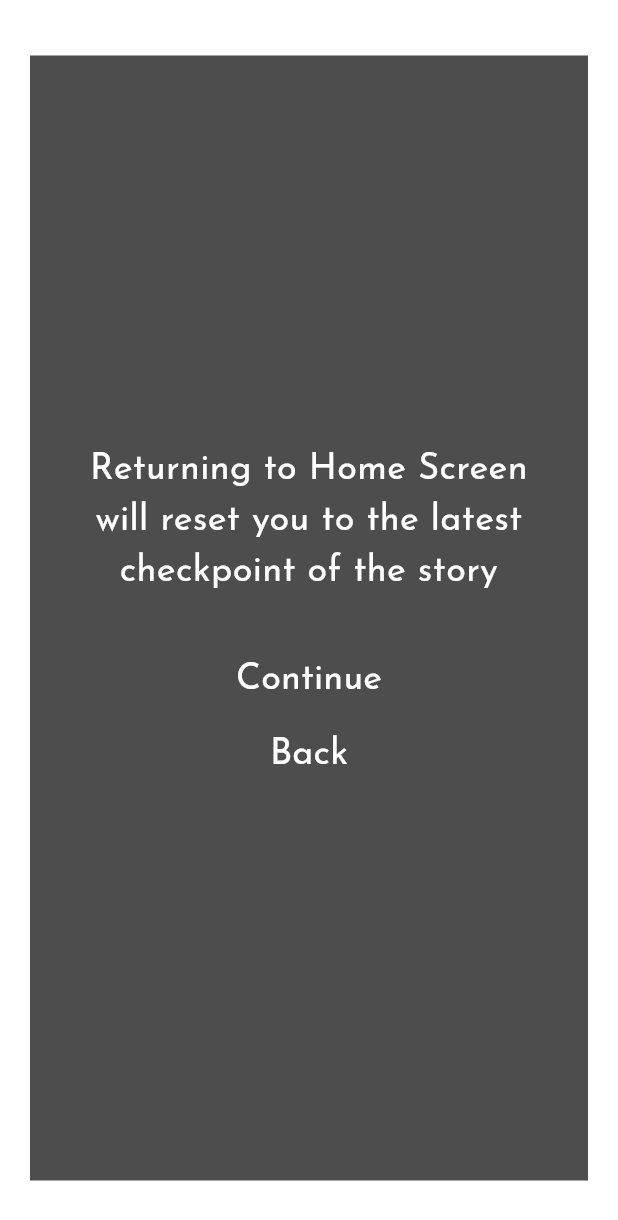
After one commit to tonytoes/Skibidi-Invasion, a Flutter app: the ContinueOverlay screen opened directly, on a phone screen of 412 x 824 dp. The commit adds this screen. Shown: the top 1220 px of the screen. Run offline on Flutter 3.47's test engine with Material 3 defaults, Android fonts, the phone set to English and light mode, and no system bars.

Commit message:
Version 2.0.1

```diff
--- a/lib/main.dart
+++ b/lib/main.dart
@@ -2,7 +2,7 @@ import 'package:flutter/material.dart';
 import 'package:flutter/services.dart';
 import 'package:flutter/cupertino.dart';
 import 'scenes/scenario.dart';
-import 'settings/settings_homescreen.dart';
+import 'settings/home_settings.dart';
 import 'settings/chapter_settings.dart';
 // this the main dart this part imports leading to diff darts
 
@@ -84,7 +84,7 @@ class _HomeScreenState extends State<HomeScreen> {
             Container(
                     decoration: const BoxDecoration(
                     image: DecorationImage(
-                    image: AssetImage('assets/images/bg/titlescreen_bg.png'),
+                    image: AssetImage('assets/images/bg/battleground_bg.png'),
                     fit: BoxFit.cover,
                   ),
                 ),
--- a/lib/settings/settings_homescreen.dart
+++ b/lib/settings/home_settings.dart
@@ -12,9 +12,9 @@ class SettingsScreen extends StatelessWidget {
         filter: ImageFilter.blur(sigmaX: 10, sigmaY: 10),
         child: Center(
           child: Container(
-            width: MediaQuery.of(context).size.width - 40,
-            height: 750,
-            color: Colors.black.withValues(alpha: 0.7),
+              width: MediaQuery.of(context).size.width - 40,
+              height: 750,
+              color: Colors.black.withValues(alpha: 0.7),
             child: Center(
               child: Column(
                 mainAxisAlignment: MainAxisAlignment.start,
--- /dev/null
+++ b/lib/widgets/continue_overlay.dart
@@ -0,0 +1,67 @@
+import 'dart:ui';
+import 'package:flutter/material.dart';
+import '../main.dart';
+
+void _openHome(BuildContext context) {
+  Navigator.pushReplacement(
+    context,
+    MaterialPageRoute(builder: (context) => const HomeScreen()),
+  );
+}
+
+class ContinueOverlay extends StatelessWidget {
+  const ContinueOverlay({super.key});
+
+  @override
+  Widget build(BuildContext context) {
+    return Scaffold(
+      backgroundColor: Colors.transparent,
+      body: BackdropFilter(
+        filter: ImageFilter.blur(sigmaX: 10, sigmaY: 10),
+        child: Center(
+          child: Container(
+            width: MediaQuery.of(context).size.width - 40,
+            height: 750,
+            decoration: BoxDecoration(
+              color: Colors.black.withValues(alpha: 0.7),
+            ),
+            padding: const EdgeInsets.all(25),
+            child: Center(
+              child: Column(
+                mainAxisSize: MainAxisSize.min,
+                mainAxisAlignment: MainAxisAlignment.center,
+                crossAxisAlignment: CrossAxisAlignment.center,
+                children: [
+                  Text(
+                    'Returning to Home Screen will reset you to the latest checkpoint of the story',
+                    textAlign: TextAlign.center,
+                    style: TextStyle(color: Colors.white, fontSize: 24, fontFamily: 'JoseFinSans',fontWeight: FontWeight.w400,),
+                  ),
+                  const SizedBox(height: 30),
+                  TextButton(
+                    onPressed: () {
+                      _openHome(context);
+                    },
+                    child: const Text(
+                      'Continue',
+                      style: TextStyle(color: Colors.white, fontSize: 24, fontFamily: 'JoseFinSans',fontWeight: FontWeight.w400, ),
+                    ),
+                  ),
+                  TextButton(
+                    onPressed: () {
+                      Navigator.pop(context);
+                    },
+                    child: const Text(
+                      'Back',
+                      style: TextStyle(color: Colors.white, fontSize: 24, fontFamily: 'JoseFinSans',fontWeight: FontWeight.w400,),
+                    ),
+                  ),
+                ],
+              ),
+            ),
+          ),
+        ),
+      ),
+    );
+  }
+}
--- a/pubspec.yaml
+++ b/pubspec.yaml
@@ -1,5 +1,5 @@
 name: skibidi_invasion
-description: "Stop Asian Hate"
+description: "Stop Asian Hate fuuuckkkkkkkkk offfffff"
 publish_to: "none"
 
 version: 1.0.0+1
```
Also changed, not shown: lib/data/scenario_data.dart (+33 -33 lines), lib/scenes/scenario.dart (+39 -28 lines), lib/settings/scenario_menu.dart (renamed from lib/settings/menu_scenario.dart, +22 -6 lines), lib/widgets/dialogue_overlay.dart (+5 -5 lines), assets/icons/hearts.png (added), assets/icons/shattered-heart.png (added), assets/images/bg/Dimlit-room.png (added), assets/images/bg/Night-City.png (deleted), assets/images/bg/hq-training-room.png (added), assets/images/bg/livingRoomDay-1600.png (deleted), assets/images/bg/titlescreen_bg.png (deleted), assets/images/dialogue/dialogue-box.png (renamed from assets/images/dialogue/dialogue-box3.png), assets/images/dialogue/dialogue-box2.png (deleted).
